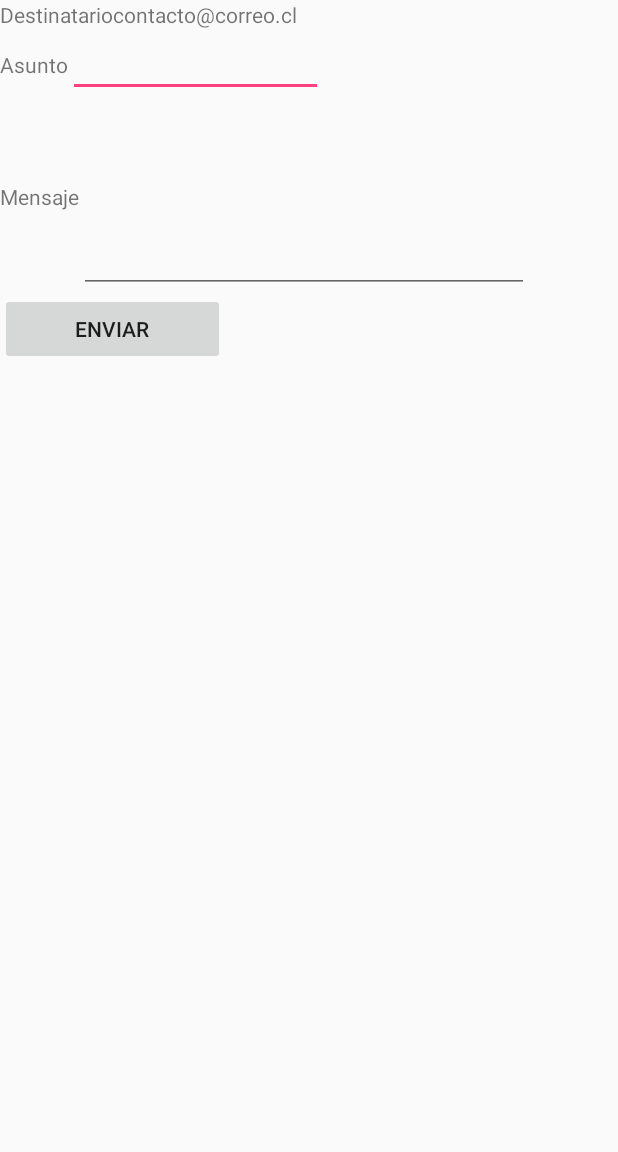
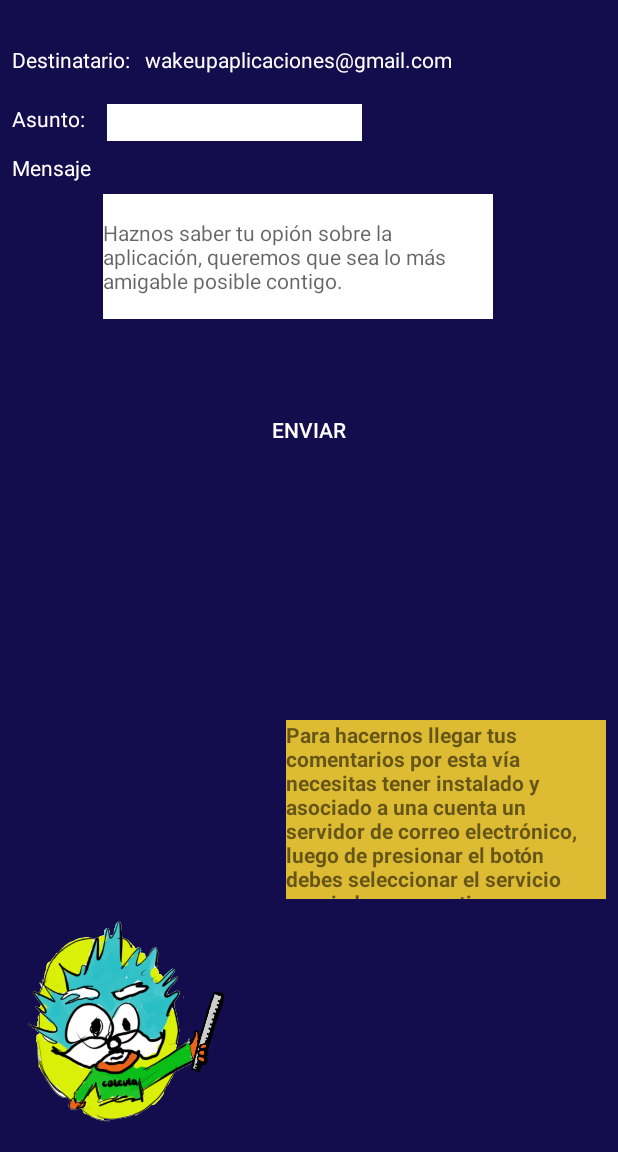
Before and after one commit to claudioFuentes36/MiPromedio, an Android app: the Contacto screen opened directly, with no data from a screen before it, on a phone screen of 412 x 824 dp, the part 84-1236 px from its top. Run offline under Robolectric (Android 15) with nearby library versions, the phone set to English and light mode, and no system bars.

Commit message:
se realizan los últimos ajustes previo el lanzamiento de la versión 1.1.0 la cual pretende recolectar las opiniones de los usuarios para potenciales mejoras.

```diff
--- a/app/src/main/java/com/example/claudiofuentes/mipromedio/Contacto.java
+++ b/app/src/main/java/com/example/claudiofuentes/mipromedio/Contacto.java
@@ -35,7 +35,7 @@ public class Contacto extends AppCompatActivity {
                 itSend.setType("plain/text");
 
                 //colocamos los datos para el envío
-                itSend.putExtra(android.content.Intent.EXTRA_EMAIL, new String[]{ "thecrisgb33@gmail.com"});
+                itSend.putExtra(android.content.Intent.EXTRA_EMAIL, new String[]{ "wakeupaplicaciones@gmail.com"});
                 itSend.putExtra(android.content.Intent.EXTRA_SUBJECT, etSubject.getText().toString());
                 itSend.putExtra(android.content.Intent.EXTRA_TEXT, etBody.getText());
 
--- a/app/src/main/java/com/example/claudiofuentes/mipromedio/MainActivity.java
+++ b/app/src/main/java/com/example/claudiofuentes/mipromedio/MainActivity.java
@@ -15,7 +15,7 @@ public class MainActivity extends AppCompatActivity {
 
     Button botonAcceso;
     ImageButton imagenInfo;
-    Button auxiliar;
+    ImageButton auxiliar;
 
     @Override
     protected void onCreate(Bundle savedInstanceState) {
@@ -24,7 +24,7 @@ public class MainActivity extends AppCompatActivity {
         //Referencia al botón mediante la carpeta Recursos (R), id (no visible en carpeta).
         botonAcceso = (Button) findViewById(R.id.btnAcceso);
         imagenInfo  = (ImageButton)findViewById(R.id.logoCorporativo);
-        auxiliar    = (Button)findViewById(R.id.botonAuxiliar);
+        auxiliar    = (ImageButton) findViewById(R.id.botonAuxiliar);
 
         //Agregar un listener, es decir la accion.
         botonAcceso.setOnClickListener(new View.OnClickListener() {
--- a/app/src/main/res/layout/activity_contacto.xml
+++ b/app/src/main/res/layout/activity_contacto.xml
@@ -4,69 +4,106 @@
     xmlns:tools="http://schemas.android.com/tools"
     android:layout_width="match_parent"
     android:layout_height="match_parent"
+    android:background="@color/fondo"
     tools:context="com.example.claudiofuentes.mipromedio.Contacto">
 
-    <LinearLayout android:id="@+id/LinearLayout01"
-        android:layout_width="fill_parent"
-        android:layout_height="fill_parent"
-        android:orientation="vertical"
-        xmlns:android="http://schemas.android.com/apk/res/android">
-        <LinearLayout android:id="@+id/LinearLayout02"
+    <TextView
+        android:id="@+id/txtForEmail"
         android:layout_width="wrap_content"
         android:layout_height="wrap_content"
-            android:orientation="horizontal">
+        android:layout_marginStart="8dp"
+        android:layout_marginTop="30dp"
+        android:text="Destinatario:   wakeupaplicaciones@gmail.com"
+        android:textColor="#FFFFFF"
+        app:layout_constraintStart_toStartOf="parent"
+        app:layout_constraintTop_toTopOf="parent"></TextView>
+
     <TextView
-                android:id="@+id/txtForEmail"
-                android:text="Destinatario"
+        android:id="@+id/txtForSubject"
         android:layout_width="wrap_content"
         android:layout_height="wrap_content"
-                ></TextView>
+        android:layout_marginStart="8dp"
+        android:layout_marginTop="20dp"
+        android:text="Asunto:  "
+        android:textColor="#FFFFFF"
+        app:layout_constraintStart_toStartOf="parent"
+        app:layout_constraintTop_toBottomOf="@+id/txtForEmail"></TextView>
+
+    <EditText
+        android:id="@+id/etSubject"
+        android:layout_width="wrap_content"
+        android:layout_height="wrap_content"
+        android:layout_marginStart="8dp"
+        android:layout_marginTop="20dp"
+        android:width="170dip"
+        android:background="#FFFFFF"
+        android:textColor="#000000"
+        app:layout_constraintStart_toEndOf="@+id/txtForSubject"
+        app:layout_constraintTop_toBottomOf="@+id/txtForEmail"></EditText>
 
     <TextView
-                android:id="@+id/etEmail"
+        android:id="@+id/txtForBody"
         android:layout_width="wrap_content"
         android:layout_height="wrap_content"
-                android:width="170dip"
-                android:text="contacto@correo.cl"></TextView>
-        </LinearLayout>
-        <LinearLayout android:id="@+id/LinearLayout03"
+        android:layout_marginStart="8dp"
+        android:layout_marginTop="8dp"
+        android:text="Mensaje"
+        android:textColor="#FFFFFF"
+        app:layout_constraintStart_toStartOf="parent"
+        app:layout_constraintTop_toBottomOf="@+id/etSubject" />
+
+    <EditText
+        android:id="@+id/etBody"
+        android:layout_width="260dp"
+        android:layout_height="wrap_content"
+        android:layout_marginStart="8dp"
+        android:layout_marginTop="8dp"
+        android:width="300dip"
+        android:background="#FFFFFF"
+        android:hint="@string/contactanos"
+        android:lines="5"
+        android:textAlignment="textStart"
+        android:textSize="14sp"
+        app:layout_constraintStart_toEndOf="@+id/txtForBody"
+        app:layout_constraintTop_toBottomOf="@+id/txtForBody" />
+
+    <Button
+        android:id="@+id/btnSend"
+        style="@android:style/Widget.DeviceDefault.Button.Borderless"
         android:layout_width="wrap_content"
         android:layout_height="wrap_content"
-            android:orientation="horizontal">
-            <TextView android:text="Asunto"
-                android:layout_width="wrap_content"
-                android:layout_height="wrap_content"
-                android:id="@+id/txtForSubject"></TextView>
-            <EditText android:layout_width="wrap_content"
-                android:layout_height="wrap_content"
-                android:width="170dip"
-                android:id="@+id/etSubject">
-            </EditText>
-        </LinearLayout>
-        <LinearLayout android:id="@+id/LinearLayout04"
-            android:layout_width="wrap_content"
-            android:layout_height="wrap_content"
-            android:orientation="horizontal">
-            <TextView android:text="Mensaje"
-                android:layout_width="wrap_content"
-                android:layout_height="wrap_content"
-                android:id="@+id/txtForBody"></TextView>
-            <EditText android:layout_width="wrap_content"
-                android:layout_height="wrap_content"
-                android:lines="5"
-                android:width="300dip"
-                android:id="@+id/etBody">
-            </EditText>
-        </LinearLayout>
-        <!--CheckBox android:text="Enviar ícono adjunto"
-            android:id="@+id/chkAttachment"
-            android:layout_width="wrap_content"
-            android:layout_height="wrap_content"></CheckBox-->
-        <Button android:layout_width="wrap_content"
-            android:layout_height="wrap_content"
-            android:id="@+id/btnSend"
+        android:layout_marginEnd="8dp"
+        android:layout_marginStart="8dp"
+        android:layout_marginTop="50dp"
+        android:width="150dip"
         android:text="Enviar"
-            android:width="150dip">
-        </Button>
-    </LinearLayout>
+        android:textColor="#FFFFFF"
+        app:layout_constraintEnd_toEndOf="parent"
+        app:layout_constraintStart_toStartOf="parent"
+        app:layout_constraintTop_toBottomOf="@+id/etBody"></Button>
+
+    <TextView
+        android:id="@+id/textView19"
+        android:layout_width="213dp"
+        android:layout_height="119dp"
+        android:layout_marginBottom="8dp"
+        android:layout_marginEnd="8dp"
+        android:layout_marginTop="8dp"
+        android:background="#ddbb33"
+        android:text="@string/ayudaContacto"
+        android:textStyle="bold"
+        app:layout_constraintBottom_toBottomOf="parent"
+        app:layout_constraintEnd_toEndOf="parent"
+        app:layout_constraintTop_toBottomOf="@+id/btnSend" />
+
+    <ImageView
+        android:id="@+id/imageView7"
+        android:layout_width="161dp"
+        android:layout_height="159dp"
+        android:layout_marginBottom="8dp"
+        android:layout_marginStart="8dp"
+        app:layout_constraintBottom_toBottomOf="parent"
+        app:layout_constraintStart_toStartOf="parent"
+        app:srcCompat="@drawable/monoregla" />
+
 </android.support.constraint.ConstraintLayout>
--- a/app/src/main/res/layout/activity_informacion.xml
+++ b/app/src/main/res/layout/activity_informacion.xml
@@ -52,11 +52,11 @@
                     <TextView
                         android:id="@+id/textView18"
                         android:layout_width="283dp"
-                        android:layout_height="68dp"
+                        android:layout_height="113dp"
 
                         android:layout_marginEnd="16dp"
                         android:layout_marginStart="16dp"
-                        android:layout_marginTop="8dp"
+                        android:layout_marginTop="30dp"
                         android:text="@string/presentacion"
                         android:textColor="@color/blanco"
                         app:layout_constraintEnd_toEndOf="parent"
@@ -70,7 +70,7 @@
                         android:layout_marginBottom="8dp"
                         android:layout_marginEnd="8dp"
                         android:layout_marginStart="8dp"
-                        android:layout_marginTop="8dp"
+                        android:layout_marginTop="50dp"
                         app:layout_constraintBottom_toBottomOf="parent"
                         app:layout_constraintEnd_toEndOf="parent"
                         app:layout_constraintHorizontal_bias="0.511"
@@ -95,11 +95,11 @@
                     android:id="@+id/imageView5"
                     android:layout_width="113dp"
                     android:layout_height="124dp"
-                    app:srcCompat="@drawable/mono" />
+                    app:srcCompat="@drawable/monoregla" />
 
                 <TextView
                     android:id="@+id/textView2"
-                    android:layout_width="129dp"
+                    android:layout_width="206dp"
                     android:layout_height="123dp"
                     android:layout_marginBottom="8dp"
                     android:layout_marginStart="32dp"
--- a/app/src/main/res/layout/activity_main.xml
+++ b/app/src/main/res/layout/activity_main.xml
@@ -71,17 +71,13 @@
         app:layout_constraintTop_toTopOf="parent"
         app:srcCompat="@drawable/tytulo" />
 
-    <Button
+    <ImageButton
         android:id="@+id/botonAuxiliar"
         android:layout_width="131dp"
-        android:layout_height="46dp"
-        android:layout_marginBottom="8dp"
-        android:layout_marginEnd="8dp"
+        android:layout_height="87dp"
         android:layout_marginStart="8dp"
-        android:layout_marginTop="8dp"
+        android:background="@drawable/monogarabato"
         android:text="contactanos"
-        app:layout_constraintBottom_toBottomOf="parent"
-        app:layout_constraintEnd_toStartOf="@+id/logoCorporativo"
-        app:layout_constraintStart_toStartOf="parent"
-        app:layout_constraintTop_toBottomOf="@+id/btnAcceso" />
+        app:layout_constraintBottom_toBottomOf="@+id/logoCorporativo"
+        app:layout_constraintStart_toStartOf="parent" />
 </android.support.constraint.ConstraintLayout>
--- a/app/src/main/res/values/strings.xml
+++ b/app/src/main/res/values/strings.xml
@@ -46,14 +46,17 @@
     <string name="calcular">CALCULAR</string>
     <string name="valorDefecto210">30</string>
     <string name="presentacion">Hola a todos!
-Mi promedio es una aplicación gratuita orientada a los estudiantes de enseñanza superior que deseen conocer que nota requieran en los exámenes para poder pasar sus ramos.
+Mi promedio es una aplicación gratuita orientada a los estudiantes de enseñanza superior que deseen saber que nota necesitan en los exámenes para  pasar sus ramos.
 Si te gusta compártela! Y si tienes sugerencias háznoslas saber.
 </string>
+    <string name="contactanos">Haznos saber tu opión sobre la aplicación, queremos que sea lo más amigable posible contigo.</string>
     <string name="contacto">CONTACTO
 
 Cristopher Sánchez
 Claudio Fuentes
 
-        Correo: claudio-fuentes@hotmail.cl
+        Correo: wakeupaplicaciones@gmail.com
 </string>
+    <string name="correo">wakeupaplicaciones@gmail.com</string>
+    <string name="ayudaContacto">Para hacernos llegar tus comentarios por esta vía necesitas tener instalado y asociado a una cuenta un servidor de correo electrónico, luego de presionar el botón debes seleccionar el servicio asociado para continuar.</string>
 </resources>
```
Lines whose indentation alone changed are shown as unchanged.
